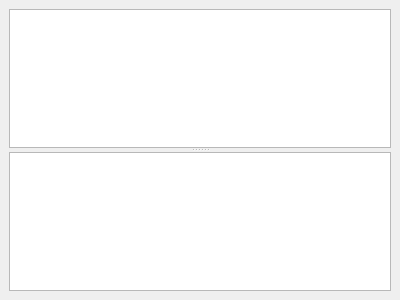
First picture: the form in alphaplot/src/core/propertybrowser/propertybrowser.ui, repository narunlifescience/AlphaPlot, before the edit.
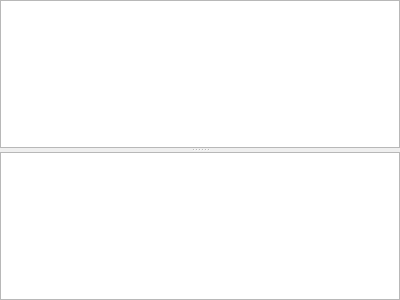
Second picture: the form after the edit. Custom widgets are drawn as their Qt base class.

Commit message: move to model view (except for Plot3D)

Diff of the .ui file:
```diff
--- a/alphaplot/src/core/propertybrowser/propertybrowser.ui
+++ b/alphaplot/src/core/propertybrowser/propertybrowser.ui
@@ -15,18 +15,40 @@
   </property>
   <widget class="QWidget" name="dockWidgetContents">
    <layout class="QGridLayout" name="gridLayout">
+    <property name="leftMargin">
+     <number>0</number>
+    </property>
+    <property name="topMargin">
+     <number>0</number>
+    </property>
+    <property name="rightMargin">
+     <number>0</number>
+    </property>
+    <property name="bottomMargin">
+     <number>0</number>
+    </property>
+    <property name="spacing">
+     <number>0</number>
+    </property>
     <item row="0" column="0">
      <widget class="QSplitter" name="splitter">
       <property name="orientation">
        <enum>Qt::Vertical</enum>
       </property>
       <widget class="QTreeView" name="objectView"/>
-      <widget class="QTableView" name="propertyView"/>
+      <widget class="PropertyView" name="propertyView"/>
      </widget>
     </item>
    </layout>
   </widget>
  </widget>
+ <customwidgets>
+  <customwidget>
+   <class>PropertyView</class>
+   <extends>QTreeView</extends>
+   <header>core/propertybrowser/PropertyView.h</header>
+  </customwidget>
+ </customwidgets>
  <resources/>
  <connections/>
 </ui>
```
The commit also changes 184 other files.
